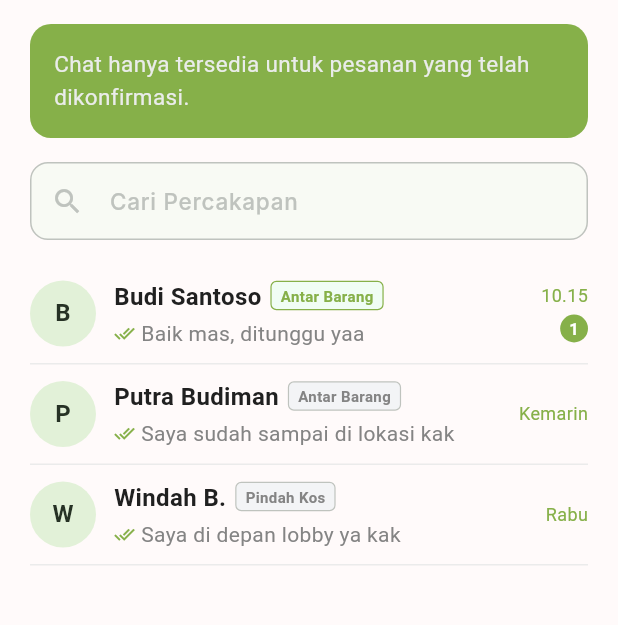
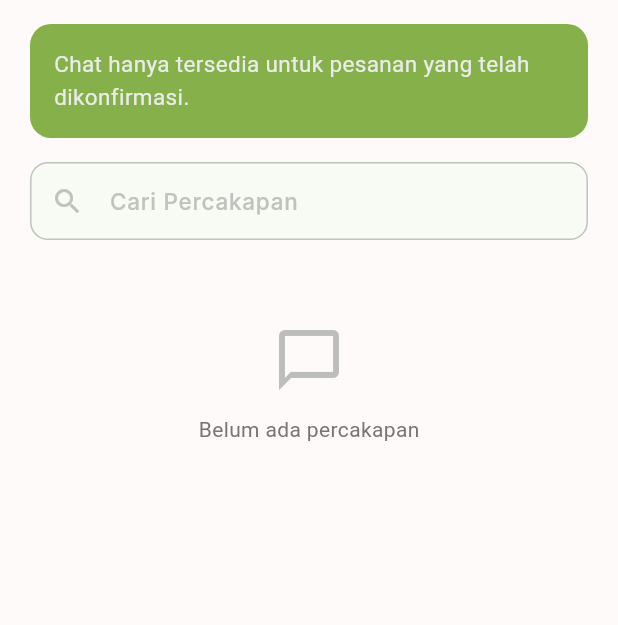
Before and after one commit to zuhdiarif/Ubantu, a Flutter app: the InboxView screen opened by its route, on a phone screen of 412 x 824 dp, the part 90-715 px from its top. Run offline on Flutter 3.47's test engine with Material 3 defaults, Android fonts, the phone set to English and light mode, and no system bars; our stand-ins replace flutter_svg, go_router, shared_preferences, supabase_flutter; accounts and stored records are empty; Roboto replaces fonts that are missing (Inter, Plus Jakarta Sans); project files that could hold a hidden picture were left out.

Commit message:
feat(chat): ensure clean inbox history for new accounts and display only active conversations

```diff
--- a/lib/data/repositories/chat_repository_impl.dart
+++ b/lib/data/repositories/chat_repository_impl.dart
@@ -5,150 +5,9 @@ import 'package:ubantu/domain/models/chat_room_model.dart';
 import 'package:ubantu/domain/repositories/chat_repository.dart';
 
 class ChatRepositoryImpl implements IChatRepository {
-  final List<ChatRoomModel> _mockRooms = [
-    ChatRoomModel(
-      id: 'room-1',
-      orderId: 'order-1',
-      orderNumber: '#UB2026001',
-      serviceTitle: 'Antar Barang',
-      serviceStatus: 'SEDANG BERLANGSUNG',
-      otherUserName: 'Budi Santoso',
-      otherUserFaculty: 'Fakultas Teknik UB',
-      lastMessage: 'Baik mas, ditunggu yaa',
-      lastMessageTime: DateTime.now().subtract(const Duration(minutes: 15)),
-      unreadCount: 1,
-      isActive: true,
-      itemSummary: 'Paket Dokumen & Alat Tulis',
-      pickupLocation: 'Mall Olympic Garden',
-      destinationLocation: 'Kost Griya Mahasiswa',
-      totalPrice: 'Rp 65.000',
-    ),
-    ChatRoomModel(
-      id: 'room-2',
-      orderId: 'order-2',
-      orderNumber: '#UB2026002',
-      serviceTitle: 'Antar Barang',
-      serviceStatus: 'SELESAI',
-      otherUserName: 'Putra Budiman',
-      otherUserFaculty: 'Fakultas Ilmu Komputer UB',
-      lastMessage: 'Saya sudah sampai di lokasi kak',
-      lastMessageTime: DateTime.now().subtract(const Duration(days: 1)),
-      unreadCount: 0,
-      isActive: false,
-      closedAt: DateTime.now().subtract(const Duration(hours: 10)),
-      itemSummary: 'Paket Dokumen & Alat Tulis',
-      pickupLocation: 'Kost Griya Mahasiswa',
-      destinationLocation: 'Kost Griya Mahasiswa',
-      totalPrice: 'Rp 65.000',
-    ),
-    ChatRoomModel(
-      id: 'room-3',
-      orderId: 'order-3',
-      orderNumber: '#UB2026003',
-      serviceTitle: 'Pindah Kos',
-      serviceStatus: 'SELESAI',
-      otherUserName: 'Windah B.',
-      otherUserFaculty: 'Fakultas Pertanian UB',
-      lastMessage: 'Saya di depan lobby ya kak',
-      lastMessageTime: DateTime.now().subtract(const Duration(days: 3)),
-      unreadCount: 0,
-      isActive: false,
-      closedAt: DateTime.now().subtract(const Duration(days: 2)),
-      itemSummary: 'Bantu Angkut Lemari & Kasur',
-      pickupLocation: 'Jl. MT Haryono Gang 4',
-      destinationLocation: 'Jl. Sumbersari No. 12',
-      totalPrice: 'Barter Barang',
-    ),
-  ];
+  final List<ChatRoomModel> _mockRooms = [];
 
-  final Map<String, List<ChatMessageModel>> _mockMessages = {
-    'room-1': [
-      ChatMessageModel(
-        id: 'msg-1',
-        roomId: 'room-1',
-        senderId: 'driver-1',
-        senderName: 'Budi Santoso',
-        message: 'Halo kak, saya sudah sampai di depan griya ya.',
-        isMe: false,
-        isRead: true,
-        createdAt: DateTime.now().subtract(const Duration(hours: 2, minutes: 20)),
-      ),
-      ChatMessageModel(
-        id: 'msg-2',
-        roomId: 'room-1',
-        senderId: 'user-me',
-        senderName: 'Saya',
-        message: 'Baik mas, tunggu sebentar ya saya turun dulu',
-        isMe: true,
-        isRead: true,
-        createdAt: DateTime.now().subtract(const Duration(hours: 1, minutes: 40)),
-      ),
-      ChatMessageModel(
-        id: 'msg-3',
-        roomId: 'room-1',
-        senderId: 'driver-1',
-        senderName: 'Budi Santoso',
-        message: 'Siap kak, saya tunggu dekat pos satpam ya',
-        isMe: false,
-        isRead: true,
-        createdAt: DateTime.now().subtract(const Duration(minutes: 30)),
-      ),
-    ],
-    'room-2': [
-      ChatMessageModel(
-        id: 'msg-201',
-        roomId: 'room-2',
-        senderId: 'driver-2',
-        senderName: 'Putra Budiman',
-        message: 'Halo kak, saya sudah sampai di depan griya ya.',
-        isMe: false,
-        isRead: true,
-        createdAt: DateTime.now().subtract(const Duration(days: 1, hours: 2)),
-      ),
-      ChatMessageModel(
-        id: 'msg-202',
-        roomId: 'room-2',
-        senderId: 'user-me',
-        senderName: 'Saya',
-        message: 'Baik mas, tunggu sebentar ya saya turun dulu',
-        isMe: true,
-        isRead: true,
-        createdAt: DateTime.now().subtract(const Duration(days: 1, hours: 1)),
-      ),
-      ChatMessageModel(
-        id: 'msg-203',
-        roomId: 'room-2',
-        senderId: 'driver-2',
-        senderName: 'Putra Budiman',
-        message: 'Siap kak, saya tunggu dekat pos satpam ya',
-        isMe: false,
-        isRead: true,
-        createdAt: DateTime.now().subtract(const Duration(days: 1)),
-      ),
-    ],
-    'room-3': [
-      ChatMessageModel(
-        id: 'msg-301',
-        roomId: 'room-3',
-        senderId: 'driver-3',
-        senderName: 'Windah B.',
-        message: 'Halo kak, posisi saya sudah jalan ke lokasi kos ya.',
-        isMe: false,
-        isRead: true,
-        createdAt: DateTime.now().subtract(const Duration(days: 3)),
-      ),
-      ChatMessageModel(
-        id: 'msg-302',
-        roomId: 'room-3',
-        senderId: 'driver-3',
-        senderName: 'Windah B.',
-        message: 'Saya di depan lobby ya kak',
-        isMe: false,
-        isRead: true,
-        createdAt: DateTime.now().subtract(const Duration(days: 3, minutes: -10)),
-      ),
-    ],
-  };
+  final Map<String, List<ChatMessageModel>> _mockMessages = {};
 
   @override
   Future<AppResult<List<ChatRoomModel>>> getChatRooms() async {
@@ -157,21 +16,27 @@ class ChatRepositoryImpl implements IChatRepository {
         final client = SupabaseService.instance.client;
         final currentUserId = client.auth.currentUser?.id;
 
+        if (currentUserId == null) {
+          return AppResult.success([]);
+        }
+
         final List<ChatRoomModel> resultRooms = [];
 
         try {
           final ordersRes = await client
               .from('service_orders')
               .select()
+              .or('requester_id.eq.$currentUserId,helper_id.eq.$currentUserId')
               .order('created_at', ascending: false);
 
           for (final order in ordersRes) {
             final orderId = order['id'] as String;
-            final roomId = 'room_$orderId';
+            final roomId = orderId;
 
             String lastMsg = '';
             DateTime lastTime = DateTime.tryParse(order['created_at']?.toString() ?? '') ?? DateTime.now();
             int unread = 0;
+            bool hasMessages = false;
 
             try {
               final msgsRes = await client
@@ -181,6 +46,7 @@ class ChatRepositoryImpl implements IChatRepository {
                   .order('created_at', ascending: false);
 
               if (msgsRes.isNotEmpty) {
+                hasMessages = true;
                 lastMsg = msgsRes.first['message'] as String? ?? '';
                 lastTime = DateTime.tryParse(msgsRes.first['created_at']?.toString() ?? '') ?? lastTime;
                 unread = msgsRes
@@ -189,9 +55,13 @@ class ChatRepositoryImpl implements IChatRepository {
               }
             } catch (_) {}
 
-            final isRequester = currentUserId != null ? order['requester_id'] == currentUserId : true;
+            if (!hasMessages) {
+              continue;
+            }
+
+            final isRequester = order['requester_id'] == currentUserId;
             final otherName = isRequester
-                ? (order['helper_id'] != null ? 'Nasya (Mitra UB)' : 'Menunggu Petugas')
+                ? (order['helper_id'] != null ? 'Mitra Ubantu' : 'Petugas Ubantu')
                 : 'Mahasiswa UB (Pemesan)';
 
             final statusStr = order['status']?.toString() ?? '';
@@ -215,7 +85,7 @@ class ChatRepositoryImpl implements IChatRepository {
                 serviceStatus: isCompleted ? 'SELESAI' : 'SEDANG BERLANGSUNG',
                 otherUserName: otherName,
                 otherUserFaculty: 'Universitas Brawijaya',
-                lastMessage: lastMsg.isNotEmpty ? lastMsg : 'Mulai percakapan order',
+                lastMessage: lastMsg,
                 lastMessageTime: lastTime,
                 unreadCount: unread,
                 isActive: isActive,
@@ -232,17 +102,44 @@ class ChatRepositoryImpl implements IChatRepository {
           final res = await client
               .from('chat_rooms')
               .select()
+              .or('customer_id.eq.$currentUserId,helper_id.eq.$currentUserId')
               .order('updated_at', ascending: false);
 
           for (final json in res) {
-            final room = ChatRoomModel.fromJson(json);
-            if (!resultRooms.any((r) => r.id == room.id)) {
-              resultRooms.add(room);
+            final roomId = json['id'] as String;
+            if (!resultRooms.any((r) => r.id == roomId)) {
+              final msgsRes = await client
+                  .from('chat_messages')
+                  .select()
+                  .eq('room_id', roomId)
+                  .order('created_at', ascending: false);
+
+              if (msgsRes.isNotEmpty) {
+                final lastMsg = msgsRes.first['message'] as String? ?? '';
+                final lastTime = DateTime.tryParse(msgsRes.first['created_at']?.toString() ?? '') ?? DateTime.now();
+                final unread = msgsRes
+                    .where((m) => m['sender_id'] != currentUserId && m['is_read'] == false)
+                    .length;
+                final baseRoom = ChatRoomModel.fromJson(json);
+                resultRooms.add(baseRoom.copyWith(
+                  lastMessage: lastMsg,
+                  lastMessageTime: lastTime,
+                  unreadCount: unread,
+                ));
+              }
             }
           }
         } catch (_) {}
 
-        if (resultRooms.isNotEmpty) {
+        for (final localRoom in _mockRooms) {
+          final hasMessages = (_mockMessages[localRoom.id] ?? []).isNotEmpty;
+          if (hasMessages && !resultRooms.any((r) => r.id == localRoom.id)) {
+            resultRooms.add(localRoom);
+          }
+        }
+
+        resultRooms.sort((a, b) => b.lastMessageTime.compareTo(a.lastMessageTime));
+
         for (final r in resultRooms) {
           final idx = _mockRooms.indexWhere((m) => m.id == r.id);
           if (idx != -1) {
@@ -253,10 +150,14 @@ class ChatRepositoryImpl implements IChatRepository {
         }
         return AppResult.success(resultRooms);
       }
-      }
-      return AppResult.success(List.from(_mockRooms));
+
+      final localRoomsWithMessages = _mockRooms.where((r) {
+        final msgs = _mockMessages[r.id] ?? [];
+        return msgs.isNotEmpty;
+      }).toList();
+      return AppResult.success(localRoomsWithMessages);
     } catch (_) {
-      return AppResult.success(List.from(_mockRooms));
+      return AppResult.success([]);
     }
   }
 
--- a/lib/presentation/views/chat/inbox_view.dart
+++ b/lib/presentation/views/chat/inbox_view.dart
@@ -28,7 +28,7 @@ class _InboxViewState extends State<InboxView> {
     _pollTimer = Timer.periodic(const Duration(seconds: 3), (_) {
       if (!mounted) return;
       if (_searchController.text.isEmpty) {
-        context.read<ChatProvider>().loadRooms();
+        context.read<ChatProvider>().loadRooms(isPolling: true);
       }
     });
   }
```
Also changed, not shown: lib/presentation/providers/chat_provider.dart (+13 -7 lines), 1 other file. Lines whose indentation alone changed are shown as unchanged.
